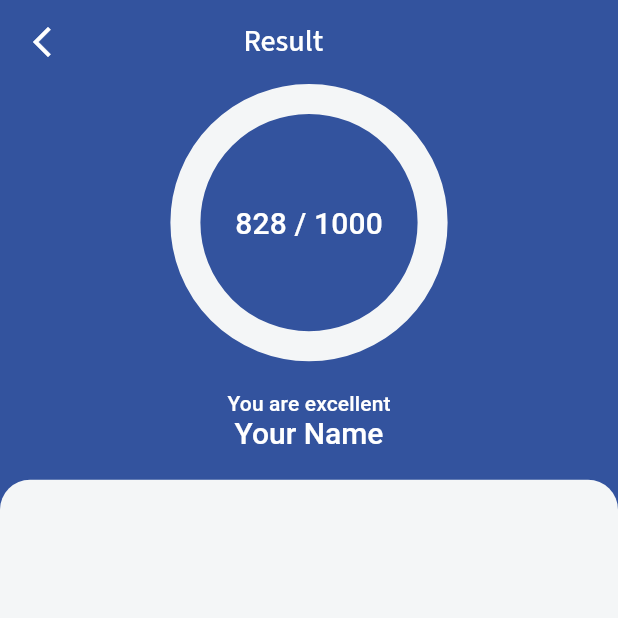
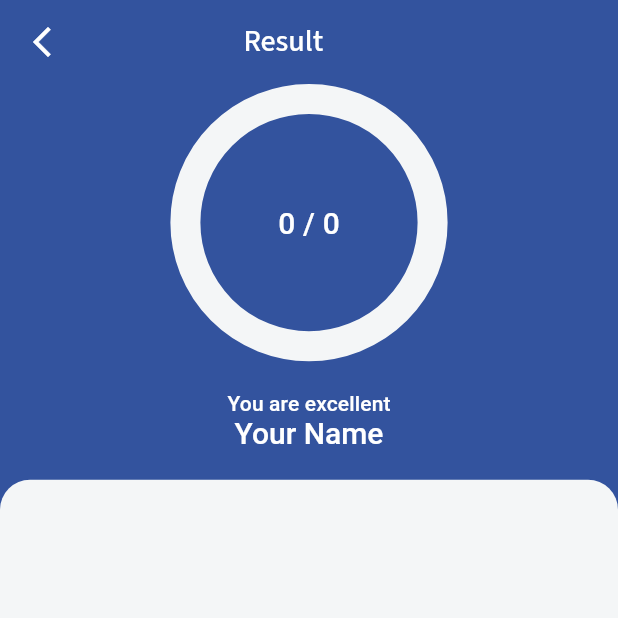
Before and after one commit to Shrimad-Bhagwat/The-Classroom, a Flutter app: the screen it shows once a user with an empty profile is signed in, after a tap on "Result", on a phone screen of 412 x 824 dp, the top half of it. Run offline on Flutter 3.47's test engine with Material 2 defaults, Android fonts, the phone set to English and light mode, and no system bars; drawn by our look-alikes of firebase_database; our stand-ins replace file_picker, firebase_auth, firebase_core, flutter_chat_types, flutter_chat_ui, flutter_svg and 4 more; missing offline and left inert: simple_snackbar; accounts and stored records are empty.

Commit message:
notices, result total

```diff
--- /dev/null
+++ b/lib/components/notices.dart
@@ -0,0 +1,60 @@
+import 'package:firebase_auth/firebase_auth.dart';
+import 'package:firebase_database/firebase_database.dart';
+
+final FirebaseAuth _auth = FirebaseAuth.instance;
+final _currentUser = _auth.currentUser;
+final DatabaseReference databaseReference = FirebaseDatabase.instance.ref();
+
+// Custom UID
+String myemail = _currentUser!.email.toString();
+String? customUID = myemail.split("@")[0];
+
+
+class Notice {
+  final String title;
+  final String content;
+
+  Notice({required this.title, required this.content});
+}
+
+final List<Notice> notices = [];
+
+Future<void> fetchNoticeData()async {
+  final ref = FirebaseDatabase.instance
+      .ref('notices');
+
+  final dataSnapshot = await ref.get();
+
+  // Clear the existing data in the result list.
+  notices.clear();
+
+  if (dataSnapshot.value != null) {
+    // Convert the Firebase data to a Map.
+    Map<dynamic, dynamic> data = dataSnapshot.value as Map<dynamic, dynamic>;
+    print(data);
+    // Loop through the data and create ResultData objects.
+    data.forEach((key, value) {
+      Notice notice = Notice(
+        title: value['title'],
+        content: value['content'],
+      );
+      notices.add(notice);
+    });
+  }
+}
+
+void storeNoticeData() {
+  if (_currentUser != null) {
+    String id = DateTime.now().microsecondsSinceEpoch.toString();
+    databaseReference
+        .child('notices/$id')
+        // .child('users/${_currentUser!.uid}_$customUID/result/$resultId')
+        .set({
+      // == Result ==
+      'id': id,
+      'title': 'Notice 3',
+      'content': "Placement Drive to begin from August '23",
+
+    });
+  }
+}
--- a/lib/screens/home_screen/data/notices.dart
+++ b/lib/screens/home_screen/data/notices.dart
@@ -1,16 +1,16 @@
-import '../home_screen.dart';
-
-final List<Notice> notices = [
-  Notice(
-    title: 'Notice 1',
-    content: 'This is the content of Notice 1',
-  ),
-  Notice(
-    title: 'Notice 2',
-    content: 'This is the content of Notice 2.',
-  ),
-  Notice(
-    title: 'Notice 3',
-    content: 'This is the content of Notice 3.',
-  ),
-];
+// import '../home_screen.dart';
+//
+// final List<Notice> notices = [
+//   Notice(
+//     title: 'Notice 1',
+//     content: 'This is the content of Notice 1',
+//   ),
+//   Notice(
+//     title: 'Notice 2',
+//     content: 'This is the content of Notice 2.',
+//   ),
+//   Notice(
+//     title: 'Notice 3',
+//     content: 'This is the content of Notice 3.',
+//   ),
+// ];
--- a/lib/screens/home_screen/home_screen.dart
+++ b/lib/screens/home_screen/home_screen.dart
@@ -1,31 +1,46 @@
 import 'dart:math';
 
 import 'package:firebase_auth/firebase_auth.dart';
+import 'package:firebase_database/firebase_database.dart';
+import 'package:firebase_database/ui/firebase_animated_list.dart';
 import 'package:flutter/cupertino.dart';
 import 'package:flutter/foundation.dart';
 import 'package:flutter/material.dart';
 import 'package:flutter/rendering.dart';
 import 'package:flutter_svg/flutter_svg.dart';
 import 'package:the_classroom/screens/assignment_screen/assignment_screen.dart';
-import 'package:the_classroom/screens/chat_screen/chat_screen.dart';
 import 'package:the_classroom/screens/home_screen/widgets/student_data.dart';
 import 'package:the_classroom/screens/my_profile/my_profile.dart';
 import 'package:the_classroom/screens/result_screen/result_screen.dart';
 
+import '../../components/notices.dart';
 import '../../components/theme.dart';
 import '../../constants.dart';
-import 'data/notices.dart';
 import 'package:the_classroom/components/toast.dart';
 
 
 final FirebaseAuth _auth = FirebaseAuth.instance;
 User? user = _auth.currentUser;
 
-class HomeScreen extends StatelessWidget {
+class HomeScreen extends StatefulWidget {
   const HomeScreen({Key? key}) : super(key: key);
   static String routeName = 'HomeScreen';
 
+  @override
+  State<HomeScreen> createState() => _HomeScreenState();
+}
 
+class _HomeScreenState extends State<HomeScreen> {
+  final ref = FirebaseDatabase.instance
+      .ref('notices');
+  @override
+  void initState() {
+    // TODO: implement initState
+    super.initState();
+    // storeNoticeData();
+    fetchNoticeData();
+
+  }
   @override
   Widget build(BuildContext context) {
     return MaterialApp(
@@ -99,14 +114,16 @@ class HomeScreen extends StatelessWidget {
                       Container(
                         alignment: Alignment.topCenter,
                         height: 160,
-                        child: SingleChildScrollView(
+                        child: FirebaseAnimatedList(
                           scrollDirection: Axis.horizontal,
                           // Set the desired scroll direction here
-                          child: Row(
+                          query: ref,
+                          itemBuilder: (context, snapshot, animation, index) {
+                             return Row(
                                children: notices.map((notice) {
                                  return Card(
                                    color: kSecondaryColor,
-                                margin: EdgeInsets.all(16.0),
+                                   margin: const EdgeInsets.all(16.0),
                                    child: Container(
                                      width:
                                      MediaQuery.of(context).size.width / 2.6,
@@ -115,13 +132,14 @@ class HomeScreen extends StatelessWidget {
                                      const EdgeInsets.fromLTRB(4, 8, 4, 8),
                                      // Set the desired width here
                                      child: ListTile(
-                                    title: Text(notice.title),
-                                    subtitle: Text(notice.content),
+                                       title: Text(snapshot.child('title').value.toString()),
+                                       subtitle: Text(snapshot.child('content').value.toString()),
                                      ),
                                    ),
                                  );
                                }).toList(),
-                          ),
+                             );
+                          },
                         ),
                       ),
                       Container(
@@ -143,7 +161,7 @@ class HomeScreen extends StatelessWidget {
                                   XCards(
                                       onPress: () {
                                         debugPrint('Chats');
-                                        showToast("${user!.uid} ${_auth.currentUser!.email}");
+                                        // showToast("${user!.uid} ${_auth.currentUser!.email}");
 
                                         // Navigator.push(context, CupertinoPageRoute(builder: (context) => const ChatScreen()));
                                       },
@@ -157,6 +175,8 @@ class HomeScreen extends StatelessWidget {
                                   XCards(
                                       onPress: () {
                                         debugPrint('Datesheet');
+                                        fetchNoticeData();
+                                        print(notices);
                                       },
                                       icon: 'assets/icons/datesheet.svg',
                                       xtext: 'Datesheet'),
@@ -181,12 +201,6 @@ class HomeScreen extends StatelessWidget {
   }
 }
 
-class Notice {
-  final String title;
-  final String content;
-
-  Notice({required this.title, required this.content});
-}
 
 class XCards extends StatelessWidget {
   const XCards(
--- a/lib/screens/result_screen/data/result_data.dart
+++ b/lib/screens/result_screen/data/result_data.dart
@@ -6,15 +6,15 @@ class ResultData {
 }
 
 List<ResultData> result = [
-  ResultData('English', 100, 98, 'A'),
-  ResultData('Computer Science', 100, 91, 'A'),
-  ResultData('Physics', 100, 61, 'D'),
-  ResultData('Chemistry', 100, 75, 'C'),
-  ResultData('Maths', 100, 89, 'B'),
-  ResultData('English', 100, 98, 'A'),
-  ResultData('Computer Science', 100, 91, 'A'),
-  ResultData('Physics', 100, 61, 'D'),
-  ResultData('Chemistry', 100, 75, 'C'),
-  ResultData('Maths', 100, 89, 'B'),
+  // ResultData('English', 100, 98, 'A'),
+  // ResultData('Computer Science', 100, 91, 'A'),
+  // ResultData('Physics', 100, 61, 'D'),
+  // ResultData('Chemistry', 100, 75, 'C'),
+  // ResultData('Maths', 100, 89, 'B'),
+  // ResultData('English', 100, 98, 'A'),
+  // ResultData('Computer Science', 100, 91, 'A'),
+  // ResultData('Physics', 100, 61, 'D'),
+  // ResultData('Chemistry', 100, 75, 'C'),
+  // ResultData('Maths', 100, 89, 'B'),
 
 ];
--- a/lib/screens/result_screen/result_screen.dart
+++ b/lib/screens/result_screen/result_screen.dart
@@ -3,6 +3,7 @@ import 'package:firebase_database/firebase_database.dart';
 import 'package:firebase_database/ui/firebase_animated_list.dart';
 import 'package:flutter/material.dart';
 import 'package:the_classroom/components/theme.dart';
+import 'package:the_classroom/components/toast.dart';
 import 'package:the_classroom/screens/assignment_screen/assignment_screen.dart';
 import 'package:the_classroom/screens/result_screen/components/result_component.dart';
 import 'package:the_classroom/screens/result_screen/data/result_data.dart';
@@ -15,6 +16,34 @@ import '../my_profile/my_profile.dart';
 final FirebaseAuth _auth = FirebaseAuth.instance;
 final _currentUser = _auth.currentUser;
 
+Future<void> fetchResultData() async {
+  final ref = FirebaseDatabase.instance
+      .ref('users/${_currentUser!.uid}_$customUID/result');
+
+  final dataSnapshot = await ref.get();
+
+  // Clear the existing data in the result list.
+  result.clear();
+
+  if (dataSnapshot.value != null) {
+    // Convert the Firebase data to a Map.
+    Map<dynamic, dynamic> data = dataSnapshot.value as Map<dynamic, dynamic>;
+    print(data);
+    // Loop through the data and create ResultData objects.
+    data.forEach((key, value) {
+      ResultData resultData = ResultData(
+        value['subjectName'],
+        value['totalMarks'],
+        value['obtainedMarks'],
+        value['grade'],
+      );
+      result.add(resultData);
+    });
+
+  }
+}
+
+
 class ResultScreen extends StatefulWidget {
   const ResultScreen({super.key});
 
@@ -22,16 +51,26 @@ class ResultScreen extends StatefulWidget {
 
   @override
   State<ResultScreen> createState() => _ResultScreenState();
+
 }
-
+// List<ResultData> result= [];
+int oMarks=-1, tMarks=-1;
 class _ResultScreenState extends State<ResultScreen> {
   final ref = FirebaseDatabase.instance
       .ref('users/${_currentUser!.uid}_$customUID/result');
 
   @override
+  void initState() {
+    // TODO: implement initState
+    super.initState();
+    fetchResultData();
+    oMarks = result.map((e) => e.obtainedMarks).sum.toInt();
+    tMarks = result.map((e) => e.totalMarks).sum.toInt();
+  }
+
+  @override
   Widget build(BuildContext context) {
-    int oMarks = result.map((e) => e.obtainedMarks).sum.toInt();
-    int tMarks = result.map((e) => e.totalMarks).sum.toInt();
+
     return MaterialApp(
       debugShowCheckedModeBanner: false,
       theme: getAppTheme(context),
```
Also changed, not shown: lib/screens/my_profile/my_profile.dart (+8 -6 lines). Lines whose indentation alone changed are shown as unchanged.
